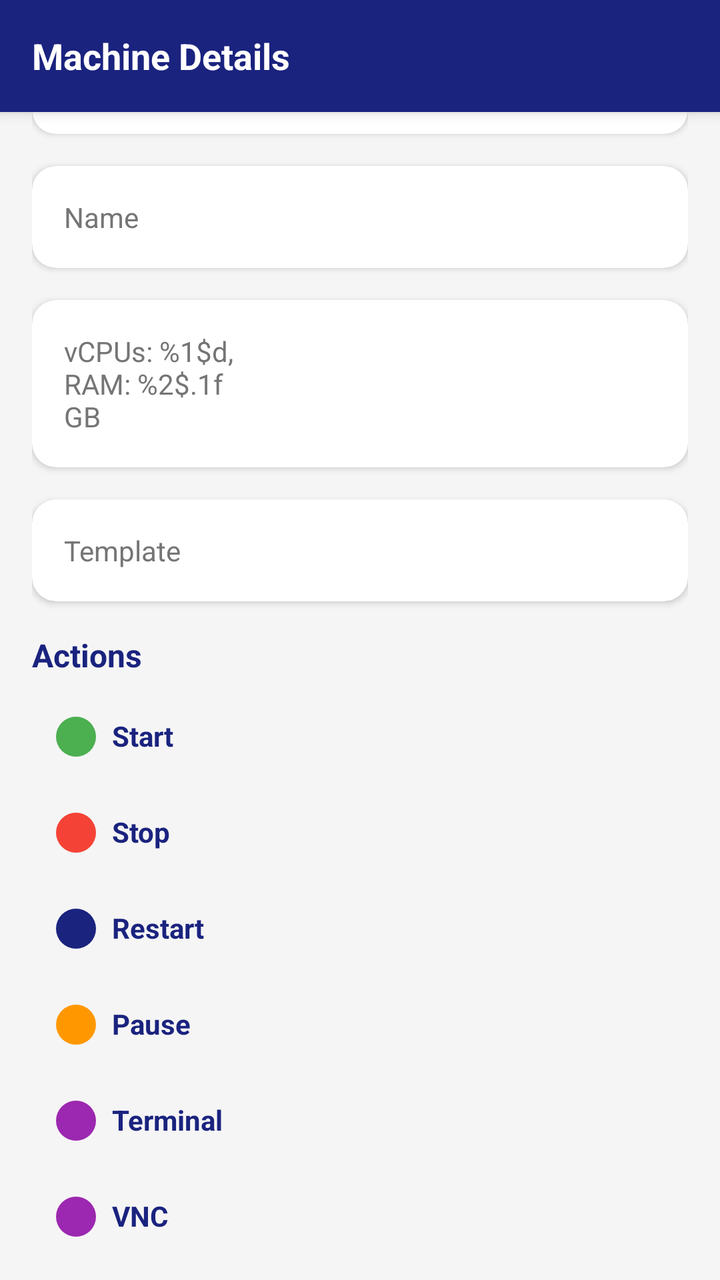
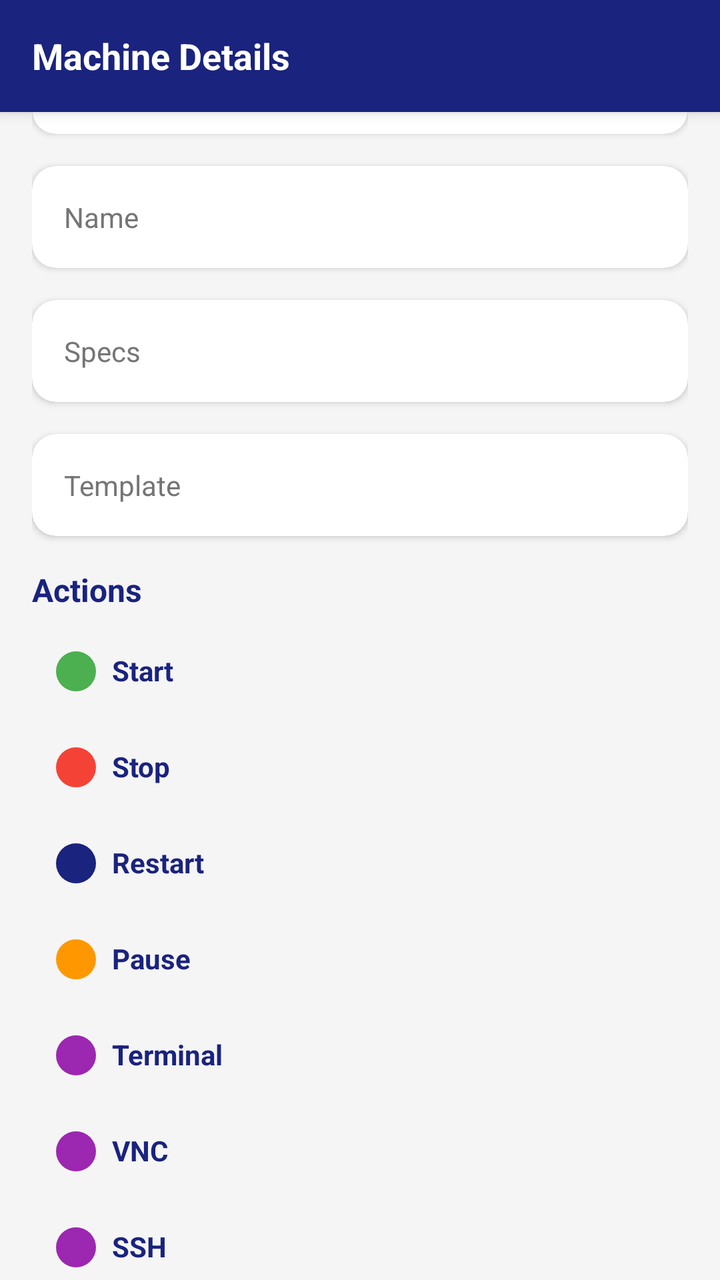

The first picture is an Android layout as it rendered before a commit; the second is the same layout after the commit. The layout source and the unified diff follow.
<!-- AndroidManifest.xml: activity theme Theme.InstaboxManager -->
<!-- res/layout/activity_machine_detail.xml -->
<?xml version="1.0" encoding="utf-8"?>
<androidx.coordinatorlayout.widget.CoordinatorLayout
    xmlns:android="http://schemas.android.com/apk/res/android"
    xmlns:app="http://schemas.android.com/apk/res-auto"
    xmlns:tools="http://schemas.android.com/tools"
    android:layout_width="match_parent"
    android:layout_height="match_parent"
    android:background="@color/background">

    <com.google.android.material.appbar.AppBarLayout
        android:layout_width="match_parent"
        android:layout_height="wrap_content"
        android:background="@color/primary">

        <androidx.appcompat.widget.Toolbar
            android:id="@+id/toolbar"
            android:layout_width="match_parent"
            android:layout_height="?attr/actionBarSize"
            android:background="@color/primary">

            <TextView
                android:layout_width="wrap_content"
                android:layout_height="wrap_content"
                android:text="@string/machine_details"
                android:textColor="@color/white"
                android:textSize="18sp"
                android:textStyle="bold" />

        </androidx.appcompat.widget.Toolbar>

    </com.google.android.material.appbar.AppBarLayout>

    <androidx.core.widget.NestedScrollView
        android:layout_width="match_parent"
        android:layout_height="match_parent">

        <LinearLayout
            android:layout_width="match_parent"
            android:layout_height="wrap_content"
            android:orientation="vertical"
            android:padding="16dp">

            
            <com.google.android.material.card.MaterialCardView
                android:layout_width="match_parent"
                android:layout_height="wrap_content"
                android:layout_marginBottom="16dp"
                app:cardCornerRadius="12dp"
                app:cardElevation="2dp">

                <LinearLayout
                    android:layout_width="match_parent"
                    android:layout_height="wrap_content"
                    android:orientation="horizontal"
                    android:padding="16dp"
                    android:gravity="center_vertical">

                    <TextView
                        android:layout_width="0dp"
                        android:layout_height="wrap_content"
                        android:layout_weight="1"
                        android:text="@string/machine_status"
                        android:textColor="@color/text_secondary"
                        android:textSize="14sp" />

                    <TextView
                        android:id="@+id/textStatus"
                        android:layout_width="wrap_content"
                        android:layout_height="wrap_content"
                        android:textSize="14sp"
                        android:textStyle="bold"
                        android:textColor="@color/text_primary" />
                </LinearLayout>

            </com.google.android.material.card.MaterialCardView>

            
            <com.google.android.material.card.MaterialCardView
                android:layout_width="match_parent"
                android:layout_height="wrap_content"
                android:layout_marginBottom="16dp"
                app:cardCornerRadius="12dp"
                app:cardElevation="2dp">

                <LinearLayout
                    android:layout_width="match_parent"
                    android:layout_height="wrap_content"
                    android:orientation="horizontal"
                    android:padding="16dp"
                    android:gravity="center_vertical">

                    <TextView
                        android:layout_width="0dp"
                        android:layout_height="wrap_content"
                        android:layout_weight="1"
                        android:text="@string/machine_name"
                        android:textColor="@color/text_secondary"
                        android:textSize="14sp" />

                    <TextView
                        android:id="@+id/textName"
                        android:layout_width="0dp"
                        android:layout_height="wrap_content"
                        android:layout_weight="2"
                        android:textSize="14sp"
                        android:textColor="@color/text_primary" />
                </LinearLayout>

            </com.google.android.material.card.MaterialCardView>

            
            <com.google.android.material.card.MaterialCardView
                android:layout_width="match_parent"
                android:layout_height="wrap_content"
                android:layout_marginBottom="16dp"
                app:cardCornerRadius="12dp"
                app:cardElevation="2dp">

                <LinearLayout
                    android:layout_width="match_parent"
                    android:layout_height="wrap_content"
                    android:orientation="horizontal"
                    android:padding="16dp"
                    android:gravity="center_vertical">

                    <TextView
                        android:layout_width="0dp"
                        android:layout_height="wrap_content"
                        android:layout_weight="1"
                        android:text="@string/machine_spec"
                        android:textColor="@color/text_secondary"
                        android:textSize="14sp" />

                    <TextView
                        android:id="@+id/textSpecs2"
                        android:layout_width="0dp"
                        android:layout_height="wrap_content"
                        android:layout_weight="2"
                        android:textSize="14sp"
                        android:textColor="@color/text_primary" />
                </LinearLayout>

            </com.google.android.material.card.MaterialCardView>

            
            <com.google.android.material.card.MaterialCardView
                android:layout_width="match_parent"
                android:layout_height="wrap_content"
                android:layout_marginBottom="16dp"
                app:cardCornerRadius="12dp"
                app:cardElevation="2dp">

                <LinearLayout
                    android:layout_width="match_parent"
                    android:layout_height="wrap_content"
                    android:orientation="horizontal"
                    android:padding="16dp"
                    android:gravity="center_vertical">

                    <TextView
                        android:layout_width="0dp"
                        android:layout_height="wrap_content"
                        android:layout_weight="1"
                        android:text="@string/machine_template"
                        android:textColor="@color/text_secondary"
                        android:textSize="14sp" />

                    <TextView
                        android:id="@+id/textTemplate2"
                        android:layout_width="0dp"
                        android:layout_height="wrap_content"
                        android:layout_weight="2"
                        android:textSize="14sp"
                        android:textColor="@color/text_primary" />
                </LinearLayout>

            </com.google.android.material.card.MaterialCardView>

            
            <TextView
                android:layout_width="match_parent"
                android:layout_height="wrap_content"
                android:text="@string/machine_actions"
                android:textColor="@color/primary"
                android:textSize="16sp"
                android:textStyle="bold"
                android:layout_marginBottom="8dp" />

            <LinearLayout
                android:id="@+id/llStart"
                android:layout_width="match_parent"
                android:layout_height="wrap_content"
                android:orientation="horizontal"
                android:background="?attr/selectableItemBackground"
                android:padding="12dp"
                android:layout_marginBottom="4dp">

                <ImageView
                    android:layout_width="20dp"
                    android:layout_height="20dp"
                    android:src="@drawable/rounded_corner"
                    android:tint="@color/status_running" />

                <TextView
                    android:layout_width="0dp"
                    android:layout_height="wrap_content"
                    android:layout_weight="1"
                    android:layout_marginStart="8dp"
                    android:text="@string/start_machine"
                    android:textSize="14sp"
                    android:textColor="@color/primary"
                    android:textStyle="bold" />
            </LinearLayout>

            <LinearLayout
                android:id="@+id/llStop"
                android:layout_width="match_parent"
                android:layout_height="wrap_content"
                android:orientation="horizontal"
                android:background="?attr/selectableItemBackground"
                android:padding="12dp"
                android:layout_marginBottom="4dp">

                <ImageView
                    android:layout_width="20dp"
                    android:layout_height="20dp"
                    android:src="@drawable/rounded_corner"
                    android:tint="@color/status_stopped" />

                <TextView
                    android:layout_width="0dp"
                    android:layout_height="wrap_content"
                    android:layout_weight="1"
                    android:layout_marginStart="8dp"
                    android:text="@string/stop_machine"
                    android:textSize="14sp"
                    android:textColor="@color/primary"
                    android:textStyle="bold" />
            </LinearLayout>

            <LinearLayout
                android:id="@+id/llRestart"
                android:layout_width="match_parent"
                android:layout_height="wrap_content"
                android:orientation="horizontal"
                android:background="?attr/selectableItemBackground"
                android:padding="12dp"
                android:layout_marginBottom="4dp">

                <ImageView
                    android:layout_width="20dp"
                    android:layout_height="20dp"
                    android:src="@drawable/rounded_corner"
                    android:tint="@color/primary" />

                <TextView
                    android:layout_width="0dp"
                    android:layout_height="wrap_content"
                    android:layout_weight="1"
                    android:layout_marginStart="8dp"
                    android:text="@string/restart_machine"
                    android:textSize="14sp"
                    android:textColor="@color/primary"
                    android:textStyle="bold" />
            </LinearLayout>

            <LinearLayout
                android:id="@+id/llPause"
                android:layout_width="match_parent"
                android:layout_height="wrap_content"
                android:orientation="horizontal"
                android:background="?attr/selectableItemBackground"
                android:padding="12dp"
                android:layout_marginBottom="4dp">

                <ImageView
                    android:layout_width="20dp"
                    android:layout_height="20dp"
                    android:src="@drawable/rounded_corner"
                    android:tint="@color/status_paused" />

                <TextView
                    android:layout_width="0dp"
                    android:layout_height="wrap_content"
                    android:layout_weight="1"
                    android:layout_marginStart="8dp"
                    android:text="@string/pause_machine"
                    android:textSize="14sp"
                    android:textColor="@color/primary"
                    android:textStyle="bold" />
            </LinearLayout>

            
            <LinearLayout
                android:id="@+id/llTerminal"
                android:layout_width="match_parent"
                android:layout_height="wrap_content"
                android:orientation="horizontal"
                android:background="?attr/selectableItemBackground"
                android:padding="12dp"
                android:layout_marginBottom="4dp">

                <ImageView
                    android:layout_width="20dp"
                    android:layout_height="20dp"
                    android:src="@drawable/rounded_corner"
                    android:tint="@color/status_creating" />

                <TextView
                    android:layout_width="0dp"
                    android:layout_height="wrap_content"
                    android:layout_weight="1"
                    android:layout_marginStart="8dp"
                    android:text="@string/terminal"
                    android:textSize="14sp"
                    android:textColor="@color/primary"
                    android:textStyle="bold" />
            </LinearLayout>

            
            <LinearLayout
                android:id="@+id/llVnc"
                android:layout_width="match_parent"
                android:layout_height="wrap_content"
                android:orientation="horizontal"
                android:background="?attr/selectableItemBackground"
                android:padding="12dp"
                android:layout_marginBottom="4dp">

                <ImageView
                    android:layout_width="20dp"
                    android:layout_height="20dp"
                    android:src="@drawable/rounded_corner"
                    android:tint="@color/status_creating" />

                <TextView
                    android:layout_width="0dp"
                    android:layout_height="wrap_content"
                    android:layout_weight="1"
                    android:layout_marginStart="8dp"
                    android:text="@string/vnc"
                    android:textSize="14sp"
                    android:textColor="@color/primary"
                    android:textStyle="bold" />
            </LinearLayout>

            
            <LinearLayout
                android:id="@+id/llSsh"
                android:layout_width="match_parent"
                android:layout_height="wrap_content"
                android:orientation="horizontal"
                android:background="?attr/selectableItemBackground"
                android:padding="12dp"
                android:layout_marginBottom="4dp">

                <ImageView
                    android:layout_width="20dp"
                    android:layout_height="20dp"
                    android:src="@drawable/rounded_corner"
                    android:tint="@color/status_creating" />

                <TextView
                    android:layout_width="0dp"
                    android:layout_height="wrap_content"
                    android:layout_weight="1"
                    android:layout_marginStart="8dp"
                    android:text="@string/ssh"
                    android:textSize="14sp"
                    android:textColor="@color/primary"
                    android:textStyle="bold" />
            </LinearLayout>

            
            <LinearLayout
                android:id="@+id/llCommand"
                android:layout_width="match_parent"
                android:layout_height="wrap_content"
                android:orientation="horizontal"
                android:background="?attr/selectableItemBackground"
                android:padding="12dp"
                android:layout_marginBottom="4dp">

                <ImageView
                    android:layout_width="20dp"
                    android:layout_height="20dp"
                    android:src="@drawable/rounded_corner"
                    android:tint="@color/status_creating" />

                <TextView
                    android:layout_width="0dp"
                    android:layout_height="wrap_content"
                    android:layout_weight="1"
                    android:layout_marginStart="8dp"
                    android:text="@string/run_command"
                    android:textSize="14sp"
                    android:textColor="@color/primary"
                    android:textStyle="bold" />
            </LinearLayout>

            
            <LinearLayout
                android:id="@+id/llLogs"
                android:layout_width="match_parent"
                android:layout_height="wrap_content"
                android:orientation="horizontal"
                android:background="?attr/selectableItemBackground"
                android:padding="12dp"
                android:layout_marginBottom="4dp">

                <ImageView
                    android:layout_width="20dp"
                    android:layout_height="20dp"
                    android:src="@drawable/rounded_corner"
                    android:tint="@color/status_creating" />

                <TextView
                    android:layout_width="0dp"
                    android:layout_height="wrap_content"
                    android:layout_weight="1"
                    android:layout_marginStart="8dp"
                    android:text="@string/logs"
                    android:textSize="14sp"
                    android:textColor="@color/primary"
                    android:textStyle="bold" />
            </LinearLayout>

            
            <LinearLayout
                android:id="@+id/llMetrics"
                android:layout_width="match_parent"
                android:layout_height="wrap_content"
                android:orientation="horizontal"
                android:background="?attr/selectableItemBackground"
                android:padding="12dp"
                android:layout_marginBottom="4dp">

                <ImageView
                    android:layout_width="20dp"
                    android:layout_height="20dp"
                    android:src="@drawable/rounded_corner"
                    android:tint="@color/status_creating" />

                <TextView
                    android:layout_width="0dp"
                    android:layout_height="wrap_content"
                    android:layout_weight="1"
                    android:layout_marginStart="8dp"
                    android:text="@string/metrics"
                    android:textSize="14sp"
                    android:textColor="@color/primary"
                    android:textStyle="bold" />
            </LinearLayout>

            
            <LinearLayout
                android:layout_width="match_parent"
                android:layout_height="wrap_content"
                android:orientation="horizontal"
                android:background="?attr/selectableItemBackground"
                android:padding="16dp"
                android:layout_marginBottom="16dp">

                <ImageView
                    android:layout_width="20dp"
                    android:layout_height="20dp"
                    android:src="@drawable/rounded_corner"
                    android:tint="@color/primary" />

                <LinearLayout
                    android:layout_width="0dp"
                    android:layout_height="match_parent"
                    android:layout_weight="1"
                    android:orientation="vertical"
                    android:layout_marginStart="8dp">

                    <TextView
                        android:layout_width="wrap_content"
                        android:layout_height="wrap_content"
                        android:text="@string/run_command"
                        android:textSize="14sp"
                        android:textColor="@color/primary"
                        android:textStyle="bold" />

                    <com.google.android.material.textfield.TextInputLayout
                        style="@style/Widget.MaterialComponents.TextInputLayout.OutlinedBox"
                        android:layout_width="match_parent"
                        android:layout_height="wrap_content"
                        android:layout_marginTop="4dp">

                        <com.google.android.material.textfield.TextInputEditText
                            android:id="@+id/inputCommand"
                            android:layout_width="match_parent"
                            android:layout_height="wrap_content"
                            android:hint="@string/command_hint"
                            android:inputType="textMultiLine"
                            android:maxLines="3" />
                    </com.google.android.material.textfield.TextInputLayout>
                </LinearLayout>

                <Button
                    android:id="@+id/btnExecute"
                    android:layout_width="wrap_content"
                    android:layout_height="wrap_content"
                    android:text="@string/send_command"
                    android:textSize="12sp"
                    android:backgroundTint="@color/primary"
                    android:textColor="@color/white"
                    android:layout_marginEnd="8dp" />
            </LinearLayout>

            
            <com.google.android.material.card.MaterialCardView
                android:layout_width="match_parent"
                android:layout_height="wrap_content"
                app:cardCornerRadius="12dp"
                app:cardElevation="2dp">

                <LinearLayout
                    android:layout_width="match_parent"
                    android:layout_height="wrap_content"
                    android:orientation="vertical"
                    android:padding="12dp">

                    <TextView
                        android:id="@+id/textCommandOutputTitle"
                        android:layout_width="wrap_content"
                        android:layout_height="wrap_content"
                        android:text="@string/command_output"
                        android:textSize="12sp"
                        android:textColor="@color/text_secondary" />

                    <TextView
                        android:id="@+id/textCommandOutput"
                        android:layout_width="match_parent"
                        android:layout_height="wrap_content"
                        android:textSize="13sp"
                        android:textColor="@color/text_primary"
                        android:layout_marginTop="8dp"
                        android:scrollbars="vertical"
                        android:minHeight="80dp" />
                </LinearLayout>

            </com.google.android.material.card.MaterialCardView>

        </LinearLayout>

    </androidx.core.widget.NestedScrollView>

</androidx.coordinatorlayout.widget.CoordinatorLayout>
<!-- resources referenced by this layout -->
<resources>
  <color name="background">#F5F5F5</color>
  <color name="primary">#1A237E</color>
  <color name="status_creating">#9C27B0</color>
  <color name="status_paused">#FF9800</color>
  <color name="status_running">#4CAF50</color>
  <color name="status_stopped">#F44336</color>
  <color name="text_primary">#212121</color>
  <color name="text_secondary">#757575</color>
  <color name="white">#FFFFFFFF</color>
  <!-- drawable rounded_corner (drawable) -->
  <?xml version="1.0" encoding="utf-8"?>
  <layer-list xmlns:android="http://schemas.android.com/apk/res/android">
      <item>
          <shape android:shape="rectangle">
              <solid android:color="@color/white" />
              <corners android:radius="16dp" />
          </shape>
      </item>
  </layer-list>
  <string name="command_hint">Enter command to run</string>
  <string name="command_output">Output</string>
  <string name="logs">Logs</string>
  <string name="machine_actions">Actions</string>
  <string name="machine_details">Machine Details</string>
  <string name="machine_name">Name</string>
  <string name="machine_spec">vCPUs: %1$d, RAM: %2$.1f GB</string>
  <string name="machine_status">Status</string>
  <string name="machine_template">Template</string>
  <string name="metrics">Metrics</string>
  <string name="pause_machine">Pause</string>
  <string name="restart_machine">Restart</string>
  <string name="run_command">Run Command</string>
  <string name="send_command">Send</string>
  <string name="ssh">SSH</string>
  <string name="start_machine">Start</string>
  <string name="stop_machine">Stop</string>
  <string name="terminal">Terminal</string>
  <string name="vnc">VNC</string>
  <style name="Theme.InstaboxManager" parent="Theme.MaterialComponents.Light.NoActionBar">
          <item name="colorPrimary">@color/primary</item>
          <item name="colorPrimaryDark">@color/primary_dark</item>
          <item name="colorAccent">@color/accent</item>
          <item name="android:statusBarColor">@color/primary_dark</item>
          <item name="android:navigationBarColor">@color/background</item>
          <item name="android:windowBackground">@color/background</item>
      </style>
  <color name="primary_dark">#0D0C22</color>
  <color name="accent">#00BCD4</color>
</resources>

<!-- the commit's change to res/layout/activity_machine_detail.xml (unified diff, before → after) -->
@@ -63,6 +63,14 @@
                         android:textColor="@color/text_secondary"
                         android:textSize="14sp" />
 
+                    <ImageView
+                        android:id="@+id/indicatorState"
+                        android:layout_width="16dp"
+                        android:layout_height="16dp"
+                        android:layout_marginEnd="8dp"
+                        android:src="@drawable/rounded_corner"
+                        android:tint="@color/status_unknown" />
+
                     <TextView
                         android:id="@+id/textStatus"
                         android:layout_width="wrap_content"
@@ -127,7 +135,7 @@
                         android:layout_width="0dp"
                         android:layout_height="wrap_content"
                         android:layout_weight="1"
-                        android:text="@string/machine_spec"
+                        android:text="@string/machine_specs_label"
                         android:textColor="@color/text_secondary"
                         android:textSize="14sp" />
 
@@ -483,6 +491,7 @@
                         android:textStyle="bold" />
 
                     <com.google.android.material.textfield.TextInputLayout
+                        android:id="@+id/commandLayout"
                         style="@style/Widget.MaterialComponents.TextInputLayout.OutlinedBox"
                         android:layout_width="match_parent"
                         android:layout_height="wrap_content"
<!-- resource entries referenced after the edit -->
@@ -6,6 +6,7 @@
   <color name="status_paused">#FF9800</color>
   <color name="status_running">#4CAF50</color>
   <color name="status_stopped">#F44336</color>
+  <color name="status_unknown">#757575</color>
   <color name="text_primary">#212121</color>
   <color name="text_secondary">#757575</color>
   <color name="white">#FFFFFFFF</color>
@@ -25,7 +26,7 @@
   <string name="machine_actions">Actions</string>
   <string name="machine_details">Machine Details</string>
   <string name="machine_name">Name</string>
-  <string name="machine_spec">vCPUs: %1$d, RAM: %2$.1f GB</string>
+  <string name="machine_specs_label">Specs</string>
   <string name="machine_status">Status</string>
   <string name="machine_template">Template</string>
   <string name="metrics">Metrics</string>
